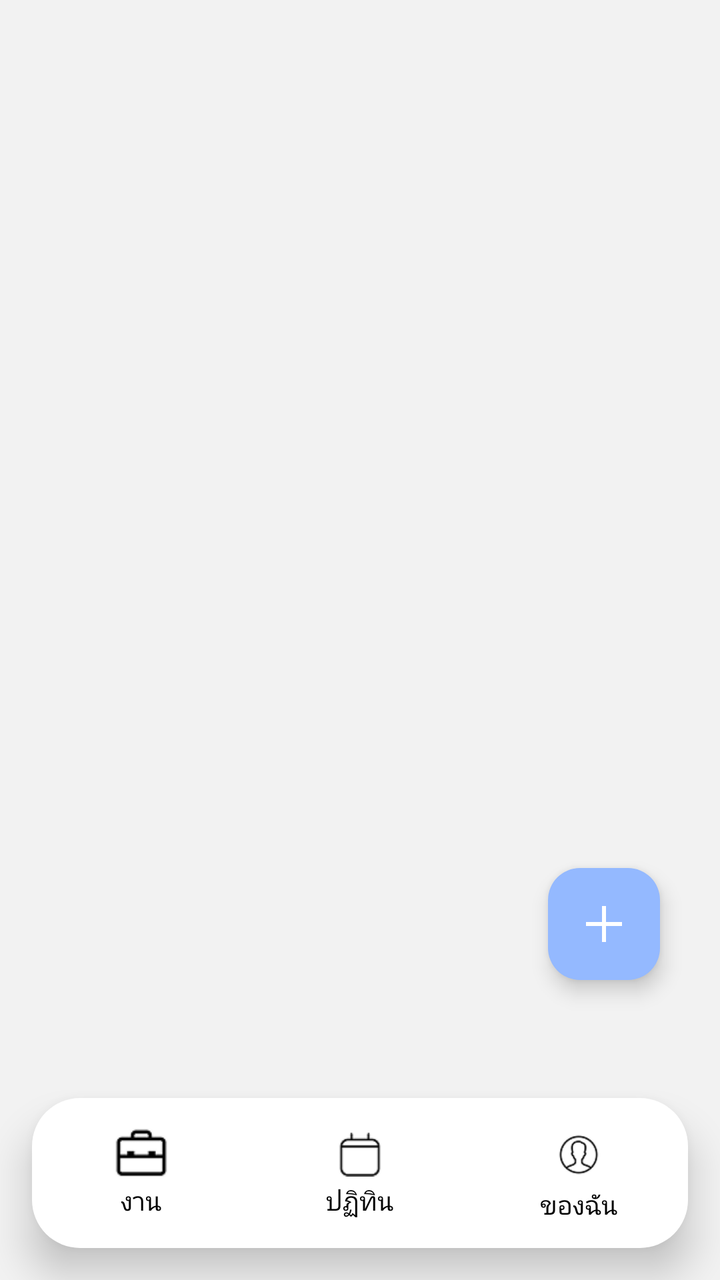
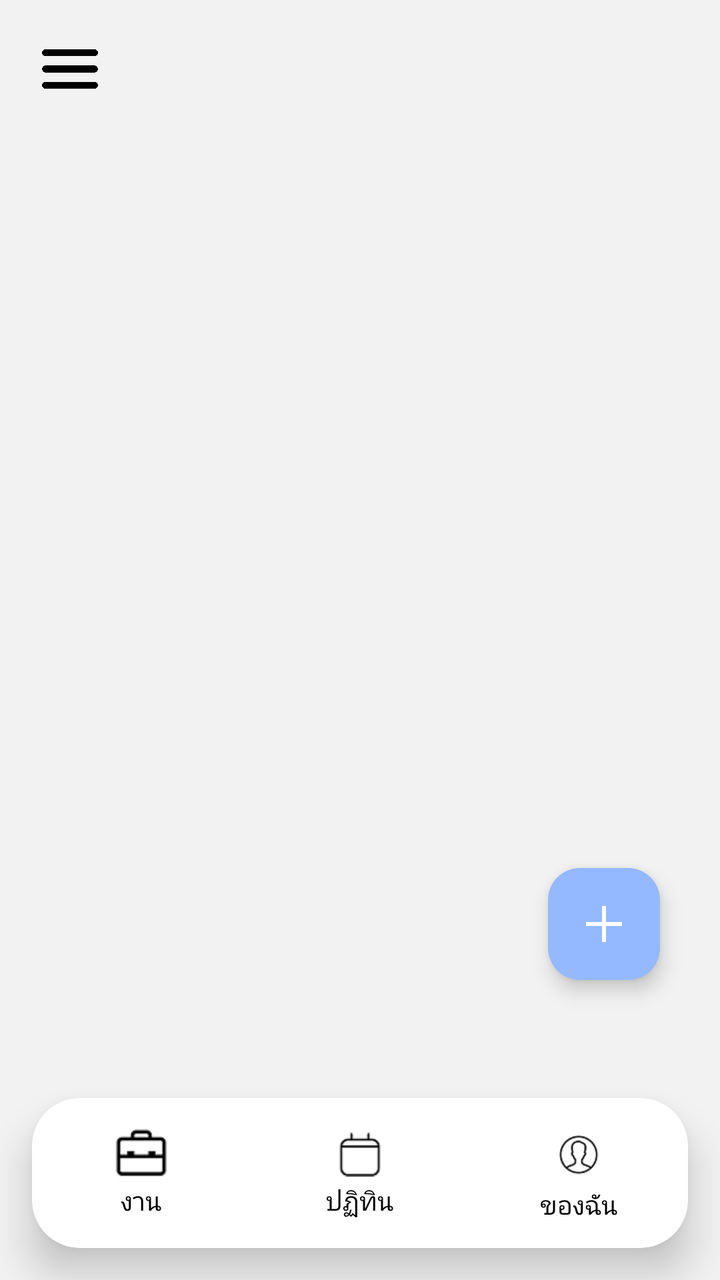

Screens rendered from an Android XML layout before and after an edit, with the pre-edit source and the edit as a unified diff.
<!-- AndroidManifest.xml: application theme Theme.Project -->
<!-- res/layout/activity_task.xml -->
<?xml version="1.0" encoding="utf-8"?>
<androidx.constraintlayout.widget.ConstraintLayout xmlns:android="http://schemas.android.com/apk/res/android"
    xmlns:app="http://schemas.android.com/apk/res-auto"
    xmlns:tools="http://schemas.android.com/tools"
    android:id="@+id/main"
    android:layout_width="match_parent"
    android:layout_height="match_parent"
    android:background="#f2f2f2"
    tools:context=".TaskActivity">

    <com.google.android.material.floatingactionbutton.FloatingActionButton
        android:id="@+id/fab_add"
        android:layout_width="wrap_content"
        android:layout_height="wrap_content"
        android:layout_marginEnd="30dp"
        android:layout_marginBottom="150dp"
        android:contentDescription="เพิ่มงาน"
        android:src="@drawable/ic_add"
        app:backgroundTint="#94b9ff"
        app:layout_constraintBottom_toBottomOf="parent"

        app:layout_constraintEnd_toEndOf="parent"
        app:tint="@android:color/white" />

    <include
        android:id="@+id/bottomBar"
        layout="@layout/view_bottom_bar"
        android:layout_width="0dp"
        android:layout_height="wrap_content"
        app:layout_constraintBottom_toBottomOf="parent"
        app:layout_constraintEnd_toEndOf="parent"
        app:layout_constraintStart_toStartOf="parent" />

</androidx.constraintlayout.widget.ConstraintLayout>
<!-- res/layout/view_bottom_bar.xml (included above) -->
<?xml version="1.0" encoding="utf-8"?>
<merge xmlns:android="http://schemas.android.com/apk/res/android"
    xmlns:app="http://schemas.android.com/apk/res-auto">

    <androidx.constraintlayout.widget.ConstraintLayout
        android:layout_width="match_parent"
        android:layout_height="match_parent">

        <LinearLayout
            android:layout_width="0dp"
            android:layout_height="75dp"
            android:layout_marginStart="16dp"
            android:layout_marginEnd="16dp"
            android:layout_marginBottom="16dp"
            android:orientation="vertical"
            android:background="@drawable/bg_bottom_menu"
            android:elevation="12dp"

            app:layout_constraintStart_toStartOf="parent"
            app:layout_constraintEnd_toEndOf="parent"
            app:layout_constraintBottom_toBottomOf="parent">

            
            <LinearLayout
                android:layout_width="match_parent"
                android:layout_height="match_parent"
                android:gravity="center"
                android:orientation="horizontal">

                
                <LinearLayout
                    android:id="@+id/menu_tasks"
                    android:layout_width="0dp"
                    android:layout_height="match_parent"
                    android:layout_weight="1"
                    android:background="?attr/selectableItemBackground"
                    android:clickable="true"
                    android:focusable="true"
                    android:gravity="center"
                    android:orientation="vertical">

                    <ImageView
                        android:layout_width="28dp"
                        android:layout_height="28dp"
                        android:src="@drawable/ic_menu_agenda" />

                    <TextView
                        android:layout_width="wrap_content"
                        android:layout_height="wrap_content"
                        android:text="งาน"
                        android:textSize="13sp"
                        android:textColor="#000000"/>
                </LinearLayout>

                
                <LinearLayout
                    android:id="@+id/menu_calendar"
                    android:layout_width="0dp"
                    android:layout_height="match_parent"
                    android:layout_weight="1"
                    android:background="?attr/selectableItemBackground"
                    android:clickable="true"
                    android:focusable="true"
                    android:gravity="center"
                    android:orientation="vertical">

                    <ImageView
                        android:layout_width="28dp"
                        android:layout_height="28dp"
                        android:src="@drawable/ic_menu_my_calendar" />

                    <TextView
                        android:layout_width="wrap_content"
                        android:layout_height="wrap_content"
                        android:text="ปฏิทิน"
                        android:textSize="13sp"
                        android:textColor="#000000"/>
                </LinearLayout>

                
                <LinearLayout
                    android:id="@+id/menu_profile"
                    android:layout_width="0dp"
                    android:layout_height="match_parent"
                    android:layout_weight="1"
                    android:background="?attr/selectableItemBackground"
                    android:clickable="true"
                    android:focusable="true"
                    android:gravity="center"
                    android:orientation="vertical">

                    <ImageView
                        android:layout_width="32dp"
                        android:layout_height="32dp"
                        android:src="@drawable/ic_menu_profile" />

                    <TextView
                        android:layout_width="wrap_content"
                        android:layout_height="wrap_content"
                        android:text="ของฉัน"
                        android:textSize="13sp"
                        android:textColor="#000000"/>
                </LinearLayout>

            </LinearLayout>

        </LinearLayout>

    </androidx.constraintlayout.widget.ConstraintLayout>

</merge>
<!-- resources referenced by this layout -->
<resources>
  <!-- drawable bg_bottom_menu (drawable) -->
  <?xml version="1.0" encoding="utf-8"?>
  <shape xmlns:android="http://schemas.android.com/apk/res/android">
  
      <solid android:color="#FFFFFF"/>
  
      
      <corners android:radius="24dp"/>
  
  </shape>
  <!-- drawable ic_add (drawable) -->
  <vector xmlns:android="http://schemas.android.com/apk/res/android" android:height="24dp" android:tint="#94B9FF" android:viewportHeight="960" android:viewportWidth="960" android:width="24dp">
        
      <path android:fillColor="@android:color/white" android:pathData="M440,840L440,520L120,520L120,440L440,440L440,120L520,120L520,440L840,440L840,520L520,520L520,840L440,840Z"/>
      
  </vector>
  <!-- drawable ic_menu_agenda: png bitmap (drawable, 784 bytes) -->
  <!-- drawable ic_menu_my_calendar: png bitmap (drawable, 614 bytes) -->
  <!-- drawable ic_menu_profile: png bitmap (drawable, 1424 bytes) -->
  <style name="Theme.Project" parent="Base.Theme.Project" />
  <style name="Base.Theme.Project" parent="Theme.Material3.DayNight.NoActionBar">
          
          
      </style>
</resources>

<!-- the commit's change to res/layout/activity_task.xml (unified diff, before → after) -->
@@ -1,5 +1,6 @@
 <?xml version="1.0" encoding="utf-8"?>
-<androidx.constraintlayout.widget.ConstraintLayout xmlns:android="http://schemas.android.com/apk/res/android"
+<androidx.constraintlayout.widget.ConstraintLayout
+    xmlns:android="http://schemas.android.com/apk/res/android"
     xmlns:app="http://schemas.android.com/apk/res-auto"
     xmlns:tools="http://schemas.android.com/tools"
     android:id="@+id/main"
@@ -7,6 +8,41 @@
     android:layout_height="match_parent"
     android:background="#f2f2f2"
     tools:context=".TaskActivity">
+
+    
+    <ImageView
+        android:id="@+id/btnMenu"
+        android:layout_width="30dp"
+        android:layout_height="29dp"
+        android:layout_marginStart="20dp"
+        android:layout_marginTop="20dp"
+        android:contentDescription="menu"
+        android:src="@drawable/ic_menu"
+        app:layout_constraintStart_toStartOf="parent"
+        app:layout_constraintTop_toTopOf="parent" />
+
+    <androidx.recyclerview.widget.RecyclerView
+        android:id="@+id/recyclerCategory"
+        android:layout_width="0dp"
+        android:layout_height="wrap_content"
+        android:paddingStart="16dp"
+        android:paddingEnd="16dp"
+        android:layout_marginTop="16dp"
+        app:layout_constraintTop_toBottomOf="@id/btnMenu"
+        app:layout_constraintStart_toStartOf="parent"
+        app:layout_constraintEnd_toEndOf="parent" />
+
+    
+    <androidx.recyclerview.widget.RecyclerView
+        android:id="@+id/recyclerTasks"
+        android:layout_width="0dp"
+        android:layout_height="0dp"
+        android:padding="16dp"
+        app:layout_constraintTop_toBottomOf="@id/recyclerCategory"
+        app:layout_constraintBottom_toTopOf="@id/bottomBar"
+        app:layout_constraintStart_toStartOf="parent"
+        app:layout_constraintEnd_toEndOf="parent" />
+
 
     <com.google.android.material.floatingactionbutton.FloatingActionButton
         android:id="@+id/fab_add"
@@ -18,7 +54,6 @@
         android:src="@drawable/ic_add"
         app:backgroundTint="#94b9ff"
         app:layout_constraintBottom_toBottomOf="parent"
-
         app:layout_constraintEnd_toEndOf="parent"
         app:tint="@android:color/white" />
 
<!-- resource entries referenced after the edit -->
@@ -16,6 +16,7 @@
       <path android:fillColor="@android:color/white" android:pathData="M440,840L440,520L120,520L120,440L440,440L440,120L520,120L520,440L840,440L840,520L520,520L520,840L440,840Z"/>
       
   </vector>
+  <!-- drawable ic_menu: png bitmap (drawable, 28628 bytes) -->
   <!-- drawable ic_menu_agenda: png bitmap (drawable, 784 bytes) -->
   <!-- drawable ic_menu_my_calendar: png bitmap (drawable, 614 bytes) -->
   <!-- drawable ic_menu_profile: png bitmap (drawable, 1424 bytes) -->
